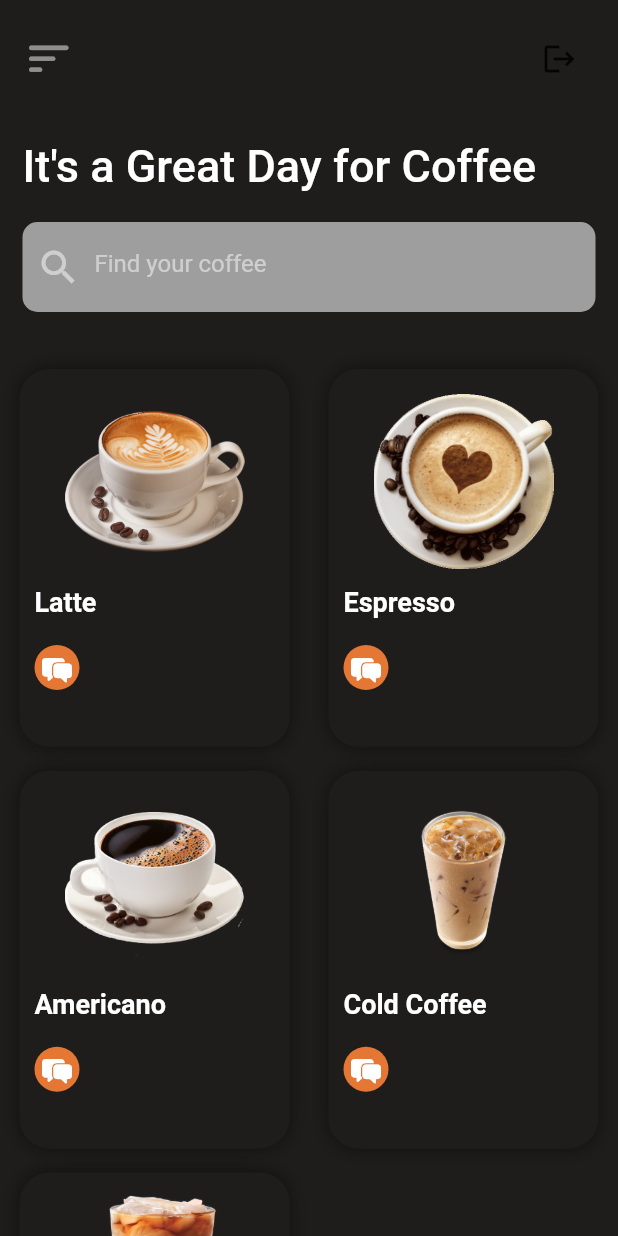
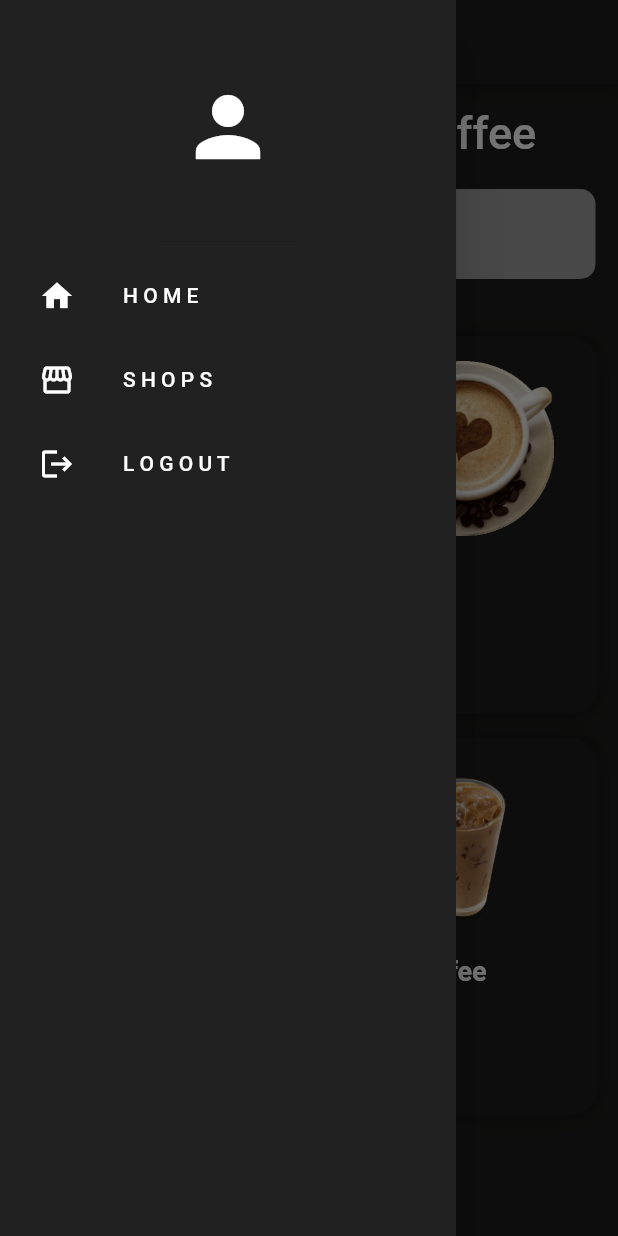
Before and after one commit to yueqianh/KopiMate, a Flutter app: the screen it shows once a user with an empty profile is signed in, with the side drawer open (before the commit the screen has no drawer), on a phone screen of 412 x 824 dp. Run offline on Flutter 3.47's test engine with Material 2 defaults, Android fonts, the phone set to English and light mode, and no system bars; our stand-ins replace cloud_firestore, firebase_auth, firebase_core, google_sign_in; accounts and stored records are empty.

Commit message:
milestone 2
- user drawer to navigate between the different pages

```diff
--- /dev/null
+++ b/kopimate/lib/components/drawer.dart
@@ -0,0 +1,51 @@
+import 'package:flutter/material.dart';
+import 'package:kopimate/components/my_list_tile.dart';
+
+class MyDrawer extends StatelessWidget {
+  final void Function()? onSignOut;
+  final void Function()? onShopTap;
+
+  const MyDrawer({super.key, required this.onSignOut, required this.onShopTap});
+
+  @override
+  Widget build(BuildContext context) {
+    return Drawer(
+      backgroundColor: Colors.grey[900],
+      child: Column(
+        children: [
+          //header
+          const DrawerHeader(
+            child: Icon(
+              Icons.person,
+              color: Colors.white,
+              size: 64,
+            ),
+          ),
+
+          //home list tile
+          MyListTile(
+            icon: Icons.home,
+            text: 'H O M E',
+            onTap: () => Navigator.pop(context),
+            ),
+
+          //profile list tile
+
+          //shops list tile
+          MyListTile(
+            icon: Icons.storefront,
+            text: 'S H O P S',
+            onTap: onShopTap,
+            ),
+
+          //logout list tile
+          MyListTile(
+            icon: Icons.logout,
+            text: 'L O G O U T',
+            onTap: onSignOut,
+            ),
+        ],
+      ),
+    );
+  }
+}
--- /dev/null
+++ b/kopimate/lib/components/my_list_tile.dart
@@ -0,0 +1,32 @@
+import 'package:flutter/material.dart';
+
+class MyListTile extends StatelessWidget {
+  final IconData icon;
+  final String text;
+  final void Function()? onTap;
+
+  const MyListTile({
+    super.key,
+    required this.icon,
+    required this.text,
+    required this.onTap,
+  });
+
+  @override
+  Widget build(BuildContext context) {
+    return Padding(
+      padding: const EdgeInsets.only(left: 10),
+      child: ListTile(
+        leading: Icon(
+          icon,
+          color: Colors.white,
+        ),
+        onTap: onTap,
+        title: Text(
+          text,
+          style: TextStyle(color: Colors.white),
+        ),
+      ),
+    );
+  }
+}
--- a/kopimate/lib/screens/home.dart
+++ b/kopimate/lib/screens/home.dart
@@ -6,6 +6,8 @@ import 'package:kopimate/screens/forums/cold_coffee_forum.dart';
 import 'package:kopimate/screens/forums/espresso_forum.dart';
 import 'package:kopimate/screens/forums/latte_forum.dart';
 import 'package:kopimate/screens/forums/vietnamese_iced_coffe_forum.dart';
+import 'package:kopimate/screens/shop_screen.dart';
+import '../components/drawer.dart';
 import '../models/coffee_model.dart';
 
 class HomePage extends StatefulWidget {
@@ -17,7 +19,6 @@ class HomePage extends StatefulWidget {
 
 class _HomePageState extends State<HomePage>
     with SingleTickerProviderStateMixin {
-
   late TabController _tabController;
 
   //current user
@@ -36,7 +37,10 @@ class _HomePageState extends State<HomePage>
   //search bar function
   void updateList(String s) {
     setState(() {
-      display_list = img.where((element) => element.coffee_name!.toLowerCase().contains(s.toLowerCase())).toList();
+      display_list = img
+          .where((element) =>
+              element.coffee_name!.toLowerCase().contains(s.toLowerCase()))
+          .toList();
     });
   }
 
@@ -62,6 +66,19 @@ class _HomePageState extends State<HomePage>
   // sign user out method
   void signOut() {
     FirebaseAuth.instance.signOut();
+  }
+
+  //navigate to shops
+  void goToShops() {
+    //pop menu
+    Navigator.pop(context);
+
+    //go to shops page
+    Navigator.push(
+      context,
+      MaterialPageRoute(
+        builder: (context) => ShopScreen()),
+    );
   }
 
   /*
@@ -91,37 +108,23 @@ class _HomePageState extends State<HomePage>
   Widget build(BuildContext context) {
     return Scaffold(
       backgroundColor: Color.fromARGB(255, 30, 29, 28),
-      body: SafeArea(
-        child: Padding(
-          padding: EdgeInsets.only(top: 15),
-          child: ListView(
-            children: [
-              Padding(
-                padding: EdgeInsets.symmetric(horizontal: 15),
-                child: Row(
-                  mainAxisAlignment: MainAxisAlignment.spaceBetween,
-                  children: [
-                    //profile button
-                    InkWell(
-                      onTap: () {},
-                      child: Icon(
-                        Icons.sort_rounded,
-                        color: Colors.white.withOpacity(0.5),
-                        size: 35,
-                      ),
-                    ),
-
+      appBar: AppBar(
+        backgroundColor: Color.fromARGB(255, 30, 29, 28),
+        /*
+        actions: [
           //sign out button
           IconButton(
             onPressed: signOut,
             icon: Icon(Icons.logout),
           )
         ],
+        */
       ),
-              ),
-
-              const SizedBox(height: 30),
-
+      body: SafeArea(
+        child: Padding(
+          padding: EdgeInsets.only(top: 15),
+          child: ListView(
+            children: [
               const Padding(
                 padding: EdgeInsets.symmetric(horizontal: 15),
                 child: Text(
@@ -223,43 +226,43 @@ class _HomePageState extends State<HomePage>
                               InkWell(
                                 onTap: () {
                                   //americano forum
-                                  if (display_list[i].coffee_name == 'Americano') {
+                                  if (display_list[i].coffee_name ==
+                                      'Americano') {
                                     Navigator.push(
                                       context,
                                       MaterialPageRoute(
                                         builder: (context) => AmericanoForum(
-                                            coffee_type: display_list[i]
-                                          ),
+                                            coffee_type: display_list[i]),
                                       ),
                                     );
                                     //latte forum
-                                  } else if (display_list[i].coffee_name == 'Latte') {
+                                  } else if (display_list[i].coffee_name ==
+                                      'Latte') {
                                     Navigator.push(
                                       context,
                                       MaterialPageRoute(
                                         builder: (context) => LatteForum(
-                                            coffee_type: display_list[i]
-                                          ),
+                                            coffee_type: display_list[i]),
                                       ),
                                     );
                                     //cold coffee forum
-                                  } else if (display_list[i].coffee_name == 'Cold Coffee') {
+                                  } else if (display_list[i].coffee_name ==
+                                      'Cold Coffee') {
                                     Navigator.push(
                                       context,
                                       MaterialPageRoute(
                                         builder: (context) => ColdCoffeeForum(
-                                            coffee_type: display_list[i]
-                                          ),
+                                            coffee_type: display_list[i]),
                                       ),
                                     );
                                     //espresso forum
-                                  } else if (display_list[i].coffee_name == 'Espresso') {
+                                  } else if (display_list[i].coffee_name ==
+                                      'Espresso') {
                                     Navigator.push(
                                       context,
                                       MaterialPageRoute(
                                         builder: (context) => EspressoForum(
-                                            coffee_type: display_list[i]
-                                          ),
+                                            coffee_type: display_list[i]),
                                       ),
                                     );
                                     //vietnamese coffee forum
@@ -267,9 +270,9 @@ class _HomePageState extends State<HomePage>
                                     Navigator.push(
                                       context,
                                       MaterialPageRoute(
-                                          builder: (context) => VietnameseIceCoffeeForum(
-                                            coffee_type: display_list[i]
-                                          ),
+                                        builder: (context) =>
+                                            VietnameseIceCoffeeForum(
+                                                coffee_type: display_list[i]),
                                       ),
                                     );
                                   }
@@ -336,6 +339,10 @@ class _HomePageState extends State<HomePage>
         ),
       ),
 //place bottom navigation bar here
+      drawer: MyDrawer(
+        onSignOut: signOut,
+        onShopTap: goToShops,
+      ),
     );
   }
 }
```
Lines whose indentation alone changed are shown as unchanged.
